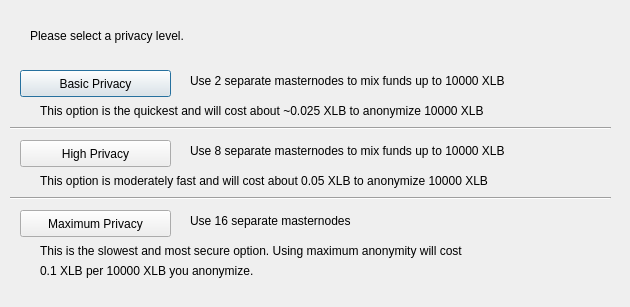
This is src/qt/forms/obfuscationconfig.ui in binarysculptor/wallet as Qt 5 draws it before an edit. The edited form follows.
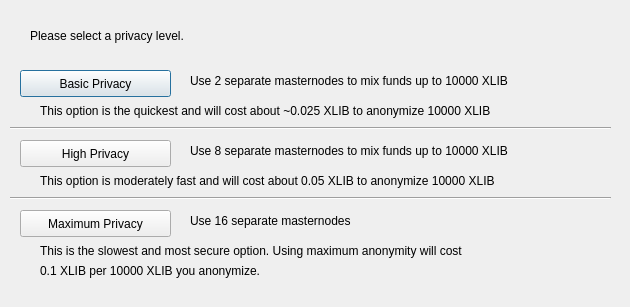
This is the edited form.

Commit message: [#1] XLB => XLIB

```diff
--- a/src/qt/forms/obfuscationconfig.ui
+++ b/src/qt/forms/obfuscationconfig.ui
@@ -75,7 +75,7 @@
     </rect>
    </property>
    <property name="text">
-    <string>Use 2 separate masternodes to mix funds up to 10000 XLB</string>
+    <string>Use 2 separate masternodes to mix funds up to 10000 XLIB</string>
    </property>
   </widget>
   <widget class="QLabel" name="label_3">
@@ -88,7 +88,7 @@
     </rect>
    </property>
    <property name="text">
-    <string>Use 8 separate masternodes to mix funds up to 10000 XLB</string>
+    <string>Use 8 separate masternodes to mix funds up to 10000 XLIB</string>
    </property>
   </widget>
   <widget class="QLabel" name="label_4">
@@ -114,7 +114,7 @@
     </rect>
    </property>
    <property name="text">
-    <string>This option is the quickest and will cost about ~0.025 XLB to anonymize 10000 XLB</string>
+    <string>This option is the quickest and will cost about ~0.025 XLIB to anonymize 10000 XLIB</string>
    </property>
   </widget>
   <widget class="QLabel" name="label_7">
@@ -127,7 +127,7 @@
     </rect>
    </property>
    <property name="text">
-    <string>This option is moderately fast and will cost about 0.05 XLB to anonymize 10000 XLB</string>
+    <string>This option is moderately fast and will cost about 0.05 XLIB to anonymize 10000 XLIB</string>
    </property>
   </widget>
   <widget class="QLabel" name="label_8">
@@ -153,7 +153,7 @@
     </rect>
    </property>
    <property name="text">
-    <string>0.1 XLB per 10000 XLB you anonymize.</string>
+    <string>0.1 XLIB per 10000 XLIB you anonymize.</string>
    </property>
   </widget>
   <widget class="Line" name="line">
```
The commit also changes 51 other files.
